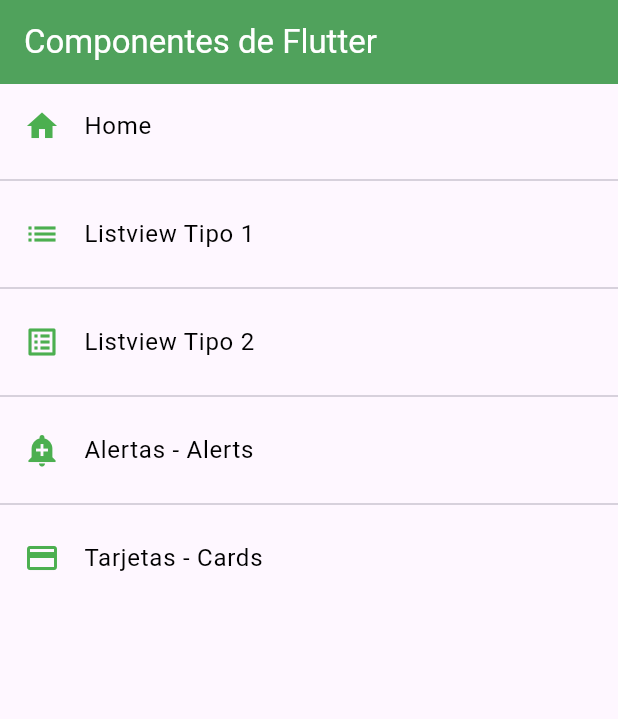
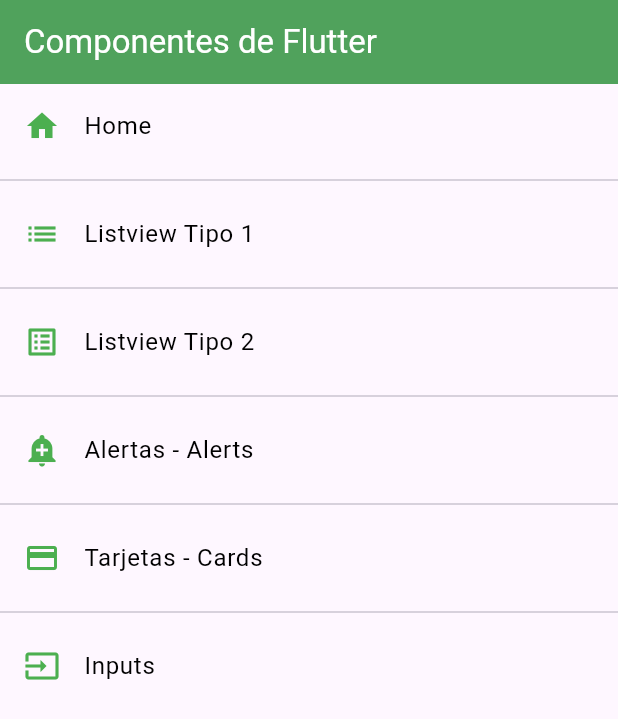
Before and after one commit to alberto154/fl_components, a Flutter app: the screen it shows after launch, on a phone screen of 412 x 824 dp. Shown: the top 719 px of the screen. Run offline on Flutter 3.47's test engine with Material 3 defaults, Android fonts, the phone set to English and light mode, and no system bars.

```diff
--- a/lib/routes/app_routes.dart
+++ b/lib/routes/app_routes.dart
@@ -32,6 +32,11 @@ class AppRoutes {
         icon: Icons.credit_card,
         name: 'Tarjetas - Cards',
         screen: const CardScreen()),
+    MenuOption(
+        route: 'inputs',
+        icon: Icons.input,
+        name: 'Inputs',
+        screen: const InputsScreen()),
 
   ];
 
--- a/lib/screens/screens.dart
+++ b/lib/screens/screens.dart
@@ -3,3 +3,4 @@ export 'package:fl_components/screens/card_screen.dart';
 export 'package:fl_components/screens/home_screen.dart';
 export 'package:fl_components/screens/listview2_screen.dart';
 export 'package:fl_components/screens/listview1_screen.dart';
+export 'package:fl_components/screens/inputs_screen.dart';
--- a/lib/theme/app_theme.dart
+++ b/lib/theme/app_theme.dart
@@ -20,6 +20,34 @@ class AppTheme {
         // Estilo de los botones de la aplicación
         textButtonTheme: TextButtonThemeData(
           style: TextButton.styleFrom(foregroundColor: AppTheme.primary),
+        ),
+
+        floatingActionButtonTheme: FloatingActionButtonThemeData(
+          backgroundColor: primary,
+          elevation: 5,
+        ),
+
+        elevatedButtonTheme: ElevatedButtonThemeData(
+          style: ElevatedButton.styleFrom(
+            foregroundColor: primary,
+            shape: const StadiumBorder(),
+            shadowColor: Colors.greenAccent,
+          ),
+        ),
+
+        inputDecorationTheme: InputDecorationTheme(
+          floatingLabelStyle: TextStyle(color: primary),
+          enabledBorder: OutlineInputBorder(
+            borderSide: BorderSide(color: primary),
+            borderRadius: BorderRadius.only(bottomLeft: Radius.circular(10),topRight: Radius.circular(10)),
+          ),
+          focusedBorder: OutlineInputBorder(
+            borderSide: BorderSide(color: primary),
+            borderRadius: BorderRadius.only(bottomLeft: Radius.circular(10),topRight: Radius.circular(10)),
+          ),
+          border: OutlineInputBorder(
+            borderRadius: BorderRadius.only(bottomLeft: Radius.circular(10), topRight: Radius.circular(10)),
+          ),
         )
 
       );
--- a/lib/widgets/widgets.dart
+++ b/lib/widgets/widgets.dart
@@ -1,2 +1,3 @@
 export 'package:fl_components/widgets/custom_card_tipo1.dart';
 export 'package:fl_components/widgets/custom_card_tipo2.dart';
+export 'package:fl_components/widgets/custom_text_form_field.dart';
```
Also changed, not shown: lib/screens/alert_screen.dart (+37 -2 lines), lib/screens/inputs_screen.dart (added, +83 -0 lines), lib/widgets/custom_text_form_field.dart (added, +47 -0 lines).
